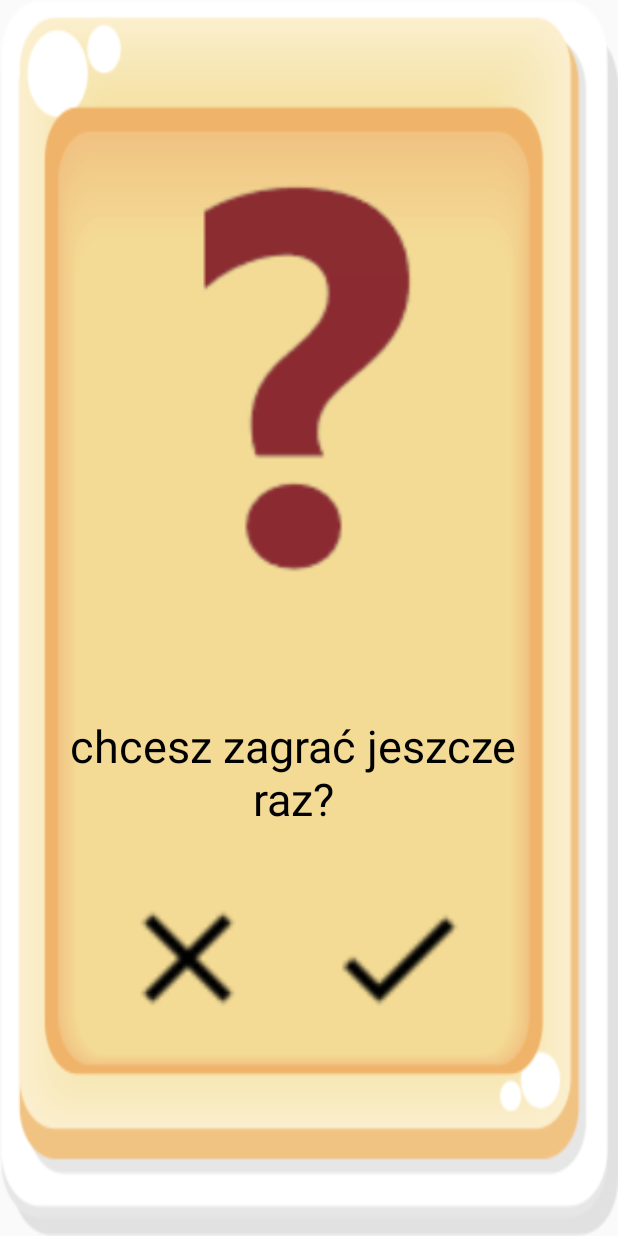
After one commit to djuraszek/gra-matematyczna, an Android app: the layout dialog_confirm_unlock.xml on its own in the app's theme, with its tools: preview values and no code run, on a phone screen of 412 x 824 dp. The commit adds this screen. Run offline under Robolectric (Android 15) with nearby library versions, the phone set to English and light mode, and no system bars.

Commit message:
added: confirmation screen - unlock game

```diff
--- a/app/src/main/java/com/android/gramatematyczna/activities/GamesListActivity.java
+++ b/app/src/main/java/com/android/gramatematyczna/activities/GamesListActivity.java
@@ -36,6 +36,8 @@ public class GamesListActivity extends AppCompatActivity {
 
         preferencesManagement = new PreferencesManagement(GamesListActivity.this);
         preferencesManagement.manage();
+        //little cheat for test:
+        preferencesManagement.addCoins(8);
         coins = preferencesManagement.getCoins();
 
         if(getFirstUse()){
--- a/app/src/main/java/com/android/gramatematyczna/adapters/GamesGridAdapter.java
+++ b/app/src/main/java/com/android/gramatematyczna/adapters/GamesGridAdapter.java
@@ -4,14 +4,18 @@ import android.app.Activity;
 import android.content.Context;
 import android.content.Intent;
 import android.content.SharedPreferences;
+import android.graphics.drawable.ColorDrawable;
 import android.preference.PreferenceManager;
 import android.view.LayoutInflater;
 import android.view.View;
 import android.view.ViewGroup;
 import android.widget.BaseAdapter;
+import android.widget.Button;
 import android.widget.ImageView;
+import android.widget.TextView;
 import android.widget.Toast;
 
+import androidx.appcompat.app.AlertDialog;
 import androidx.cardview.widget.CardView;
 import androidx.core.content.res.ResourcesCompat;
 
@@ -129,10 +133,11 @@ public class GamesGridAdapter extends BaseAdapter {
                 view.setOnClickListener(new View.OnClickListener() {
                     @Override
                     public void onClick(View view) {
-                        gamesListTMP[i].setLocked(false);
-                        download.setVisibility(View.INVISIBLE);
-                        saveGameList();
-                        setupCoinsBar();
+                        showConfirmDialog(i, download);
+//                        gamesListTMP[i].setLocked(false);
+//                        download.setVisibility(View.INVISIBLE);
+//                        saveGameList();
+//                        setupCoinsBar();
                     }
                 });
             }
@@ -172,5 +177,35 @@ public class GamesGridAdapter extends BaseAdapter {
         }
     }
 
+    private void showConfirmDialog(final int i, final ImageView download) {
+        ViewGroup viewGroup = ((Activity)context).findViewById(android.R.id.content);
+        View dialogView = LayoutInflater.from((Activity)context).inflate(R.layout.dialog_confirm_unlock, viewGroup, false);
+        TextView question = dialogView.findViewById(R.id.confirm_unlock);
+        question.setText(R.string.question_unlock_game);
+        AlertDialog.Builder builder = new AlertDialog.Builder((Activity)context);
+        builder.setView(dialogView);
+        final AlertDialog alertDialog = builder.create();
+        Button btn = dialogView.findViewById(R.id.button_no);
+        btn.setOnClickListener(new View.OnClickListener() {
+            @Override
+            public void onClick(View view) {
+                alertDialog.cancel();
+            }
+        });
+        Button btn2 = dialogView.findViewById(R.id.button_yes);
+        btn2.setOnClickListener(new View.OnClickListener() {
+            @Override
+            public void onClick(View view) {
+                gamesListTMP[i].setLocked(false);
+                download.setVisibility(View.INVISIBLE);
+                saveGameList();
+                setupCoinsBar();
+                alertDialog.cancel();
+            }
+        });
+        alertDialog.getWindow().setBackgroundDrawable(new ColorDrawable(android.graphics.Color.TRANSPARENT));
+        alertDialog.getWindow().setLayout(100, 100);
+        alertDialog.show();
+    }
 
 }
--- a/app/src/main/java/com/android/gramatematyczna/games/GameMemoryActivity.java
+++ b/app/src/main/java/com/android/gramatematyczna/games/GameMemoryActivity.java
@@ -124,7 +124,7 @@ public class GameMemoryActivity extends AppCompatActivity {
         gridview.setOnItemClickListener(new AdapterView.OnItemClickListener() {
             public void onItemClick(AdapterView<?> parent,
                                     View v, final int position, long id) {
-                // TODO
+
                 final ImageView imageView = (ImageView) v;
                 if (!elements.get(position).isOpen && numOfOpen == 0) {
                     elements.get(position).open();
--- /dev/null
+++ b/app/src/main/res/layout/dialog_confirm_unlock.xml
@@ -0,0 +1,105 @@
+<?xml version="1.0" encoding="utf-8"?>
+<RelativeLayout
+    xmlns:android="http://schemas.android.com/apk/res/android"
+    xmlns:app="http://schemas.android.com/apk/res-auto"
+    xmlns:tools="http://schemas.android.com/tools"
+    android:layout_width="match_parent"
+    android:layout_height="match_parent">
+<androidx.constraintlayout.widget.ConstraintLayout
+    android:layout_width="match_parent"
+    android:layout_height="match_parent"
+    android:background="@drawable/board">
+
+    <androidx.constraintlayout.widget.Guideline
+        android:id="@+id/gBottom"
+        android:layout_width="wrap_content"
+        android:layout_height="wrap_content"
+        android:orientation="horizontal"
+        app:layout_constraintGuide_percent="0.85"
+        />
+    <androidx.constraintlayout.widget.Guideline
+        android:id="@+id/gImageBottom"
+        android:layout_width="wrap_content"
+        android:layout_height="wrap_content"
+        android:orientation="horizontal"
+        app:layout_constraintGuide_percent="0.55"
+        />
+    <androidx.constraintlayout.widget.Guideline
+        android:id="@+id/gTop"
+        android:layout_width="wrap_content"
+        android:layout_height="wrap_content"
+        android:orientation="horizontal"
+        app:layout_constraintGuide_percent="0.07"
+        />
+    <androidx.constraintlayout.widget.Guideline
+        android:id="@+id/gEnd"
+        android:layout_width="wrap_content"
+        android:layout_height="wrap_content"
+        android:orientation="vertical"
+        app:layout_constraintGuide_percent="0.85"
+        />
+    <androidx.constraintlayout.widget.Guideline
+        android:id="@+id/gStart"
+        android:layout_width="wrap_content"
+        android:layout_height="wrap_content"
+        android:orientation="vertical"
+        app:layout_constraintGuide_percent="0.1"
+        />
+    <androidx.constraintlayout.widget.Guideline
+        android:id="@+id/gBottomText"
+        android:layout_width="wrap_content"
+        android:layout_height="wrap_content"
+        android:orientation="horizontal"
+        app:layout_constraintGuide_percent="0.7"
+        />
+
+    <ImageView
+        android:layout_width="0dp"
+        android:layout_height="0dp"
+        app:layout_constraintTop_toTopOf="@id/gTop"
+        app:layout_constraintBottom_toBottomOf="@id/gImageBottom"
+        app:layout_constraintStart_toStartOf="@id/gStart"
+        app:layout_constraintEnd_toEndOf="@id/gEnd"
+        android:src="@drawable/ic_questionmark"/>
+
+
+    <TextView
+        android:id="@+id/confirm_unlock"
+        android:text="@string/question_play_again"
+        android:layout_width="0dp"
+        android:layout_height="0dp"
+        android:gravity="center"
+        android:textSize="@dimen/command"
+        app:layout_constraintBottom_toBottomOf="@id/gBottomText"
+        app:layout_constraintEnd_toEndOf="@id/gEnd"
+        app:layout_constraintHorizontal_bias="1.0"
+        app:layout_constraintStart_toStartOf="@id/gStart"
+        app:layout_constraintTop_toTopOf="@id/gImageBottom"
+        app:layout_constraintVertical_bias="0.0" />
+
+    <LinearLayout
+    android:layout_width="0dp"
+    android:layout_height="0dp"
+    app:layout_constraintBottom_toBottomOf="@id/gBottom"
+    app:layout_constraintEnd_toEndOf="@id/gEnd"
+    app:layout_constraintStart_toStartOf="@id/gStart"
+    app:layout_constraintTop_toTopOf="@id/gBottomText"
+    android:orientation="horizontal"
+    android:gravity="center"
+    >
+    <Button
+        android:id="@+id/button_no"
+        android:layout_width="100dp"
+        android:layout_height="100dp"
+        android:background="@drawable/ic_no"
+        android:layout_marginHorizontal="20dp"/>
+    <Button
+        android:id="@+id/button_yes"
+        android:layout_width="100dp"
+        android:layout_height="100dp"
+        android:background="@drawable/ic_yes"
+        android:layout_marginHorizontal="20dp" />
+
+</LinearLayout>
+    </androidx.constraintlayout.widget.ConstraintLayout>
+</RelativeLayout>
```
Also changed, not shown: app/src/main/res/drawable/ic_no.png (added), app/src/main/res/drawable/ic_questionmark.png (added), app/src/main/res/drawable/ic_yes.png (added).
